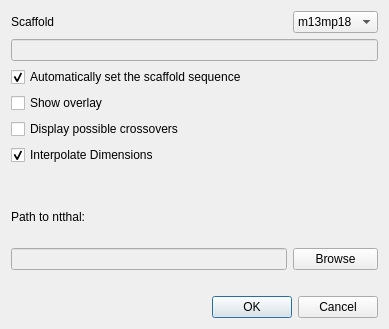
Old version of the form AdenitaCoreSE/form/SEAdenitaCoreSettings.ui in the repository edellano/Adenita-SAMSON-Edition.
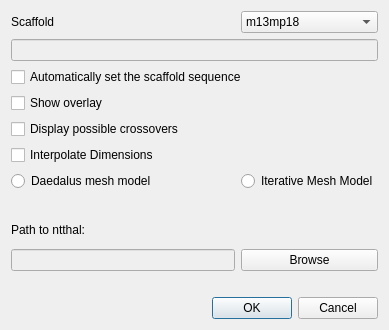
New version of the form.

Commit message: Added setting to choose algorithm to generate mesh model

```diff
--- a/AdenitaCoreSE/form/SEAdenitaCoreSettings.ui
+++ b/AdenitaCoreSE/form/SEAdenitaCoreSettings.ui
@@ -7,7 +7,7 @@
     <x>0</x>
     <y>0</y>
     <width>389</width>
-    <height>329</height>
+    <height>330</height>
    </rect>
   </property>
   <property name="sizePolicy">
@@ -28,60 +28,6 @@
      <property name="sizeConstraint">
       <enum>QLayout::SetNoConstraint</enum>
      </property>
-     <item row="7" column="0" colspan="3">
-      <spacer name="horizontalSpacer">
-       <property name="orientation">
-        <enum>Qt::Horizontal</enum>
-       </property>
-       <property name="sizeHint" stdset="0">
-        <size>
-         <width>40</width>
-         <height>20</height>
-        </size>
-       </property>
-      </spacer>
-     </item>
-     <item row="9" column="0">
-      <widget class="QLineEdit" name="lineNtthal">
-       <property name="enabled">
-        <bool>false</bool>
-       </property>
-       <property name="readOnly">
-        <bool>false</bool>
-       </property>
-      </widget>
-     </item>
-     <item row="0" column="0">
-      <widget class="QLabel" name="label">
-       <property name="text">
-        <string>Scaffold</string>
-       </property>
-      </widget>
-     </item>
-     <item row="8" column="0" colspan="3">
-      <widget class="QLabel" name="label_3">
-       <property name="text">
-        <string>Path to ntthal:</string>
-       </property>
-      </widget>
-     </item>
-     <item row="1" column="0" colspan="3">
-      <widget class="QLineEdit" name="lineCustomScaffold">
-       <property name="enabled">
-        <bool>false</bool>
-       </property>
-       <property name="readOnly">
-        <bool>false</bool>
-       </property>
-      </widget>
-     </item>
-     <item row="9" column="1" colspan="2">
-      <widget class="QPushButton" name="btnSetPathNtthal">
-       <property name="text">
-        <string>Browse</string>
-       </property>
-      </widget>
-     </item>
      <item row="0" column="1" colspan="2">
       <widget class="QComboBox" name="cmbScaffold">
        <item>
@@ -101,60 +47,128 @@
        </item>
       </widget>
      </item>
-     <item row="2" column="0" colspan="3">
-      <widget class="QCheckBox" name="chkAutoScaffold">
+     <item row="10" column="1" colspan="2">
+      <widget class="QPushButton" name="btnSetPathNtthal">
        <property name="text">
-        <string>Automatically set the scaffold sequence</string>
+        <string>Browse</string>
        </property>
-       <property name="checked">
-        <bool>true</bool>
-       </property>
       </widget>
      </item>
-     <item row="3" column="0" colspan="3">
-      <widget class="QCheckBox" name="chkOverlay">
-       <property name="text">
-        <string>Show overlay</string>
-       </property>
-      </widget>
-     </item>
-     <item row="4" column="0" colspan="3">
-      <widget class="QCheckBox" name="chkXODisplay">
-       <property name="text">
-        <string>Display possible crossovers</string>
-       </property>
-      </widget>
-     </item>
-     <item row="10" column="0" colspan="3">
-      <spacer name="horizontalSpacer_2">
-       <property name="orientation">
-        <enum>Qt::Horizontal</enum>
-       </property>
-       <property name="sizeHint" stdset="0">
-        <size>
-         <width>40</width>
-         <height>20</height>
-        </size>
-       </property>
-      </spacer>
-     </item>
      <item row="6" column="0" colspan="3">
       <widget class="QCheckBox" name="chkInterpolateDim">
        <property name="text">
         <string>Interpolate Dimensions</string>
        </property>
        <property name="checked">
-        <bool>true</bool>
+        <bool>false</bool>
+       </property>
+      </widget>
+     </item>
+     <item row="3" column="0" colspan="3">
+      <widget class="QCheckBox" name="chkOverlay">
+       <property name="text">
+        <string>Show overlay</string>
+       </property>
+      </widget>
+     </item>
+     <item row="2" column="0" colspan="3">
+      <widget class="QCheckBox" name="chkAutoScaffold">
+       <property name="text">
+        <string>Automatically set the scaffold sequence</string>
+       </property>
+       <property name="checked">
+        <bool>false</bool>
        </property>
       </widget>
      </item>
      <item row="11" column="0" colspan="3">
+      <spacer name="horizontalSpacer_2">
+       <property name="orientation">
+        <enum>Qt::Horizontal</enum>
+       </property>
+       <property name="sizeHint" stdset="0">
+        <size>
+         <width>40</width>
+         <height>20</height>
+        </size>
+       </property>
+      </spacer>
+     </item>
+     <item row="10" column="0">
+      <widget class="QLineEdit" name="lineNtthal">
+       <property name="enabled">
+        <bool>false</bool>
+       </property>
+       <property name="readOnly">
+        <bool>false</bool>
+       </property>
+      </widget>
+     </item>
+     <item row="12" column="0" colspan="3">
       <widget class="QDialogButtonBox" name="dialogButtons">
        <property name="standardButtons">
         <set>QDialogButtonBox::Cancel|QDialogButtonBox::Ok</set>
        </property>
       </widget>
      </item>
+     <item row="4" column="0" colspan="3">
+      <widget class="QCheckBox" name="chkXODisplay">
+       <property name="text">
+        <string>Display possible crossovers</string>
+       </property>
+      </widget>
+     </item>
+     <item row="0" column="0">
+      <widget class="QLabel" name="label">
+       <property name="text">
+        <string>Scaffold</string>
+       </property>
+      </widget>
+     </item>
+     <item row="9" column="0" colspan="3">
+      <widget class="QLabel" name="label_3">
+       <property name="text">
+        <string>Path to ntthal:</string>
+       </property>
+      </widget>
+     </item>
+     <item row="8" column="0" colspan="3">
+      <spacer name="horizontalSpacer">
+       <property name="orientation">
+        <enum>Qt::Horizontal</enum>
+       </property>
+       <property name="sizeHint" stdset="0">
+        <size>
+         <width>40</width>
+         <height>20</height>
+        </size>
+       </property>
+      </spacer>
+     </item>
+     <item row="1" column="0" colspan="3">
+      <widget class="QLineEdit" name="lineCustomScaffold">
+       <property name="enabled">
+        <bool>false</bool>
+       </property>
+       <property name="readOnly">
+        <bool>false</bool>
+       </property>
+      </widget>
+     </item>
+     <item row="7" column="0">
+      <widget class="QRadioButton" name="rdbDaedalushMesh">
+       <property name="text">
+        <string>Daedalus mesh model</string>
+       </property>
+      </widget>
+     </item>
+     <item row="7" column="1" colspan="2">
+      <widget class="QRadioButton" name="rdbIterativeMesh">
+       <property name="text">
+        <string>Iterative Mesh Model</string>
+       </property>
+      </widget>
+     </item>
     </layout>
    </item>
   </layout>
```
The commit also changes 6 other files.
